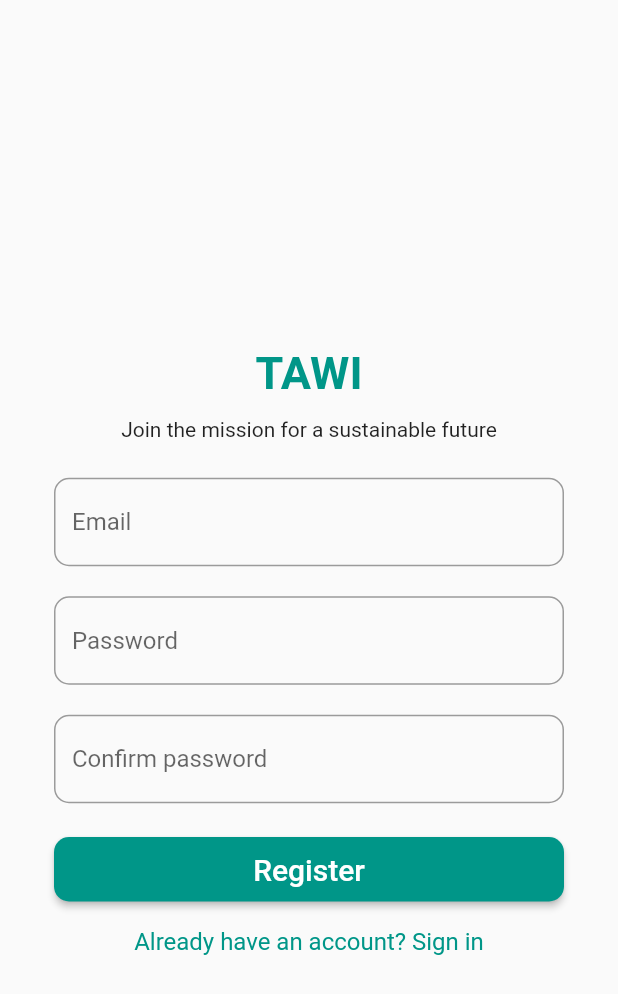
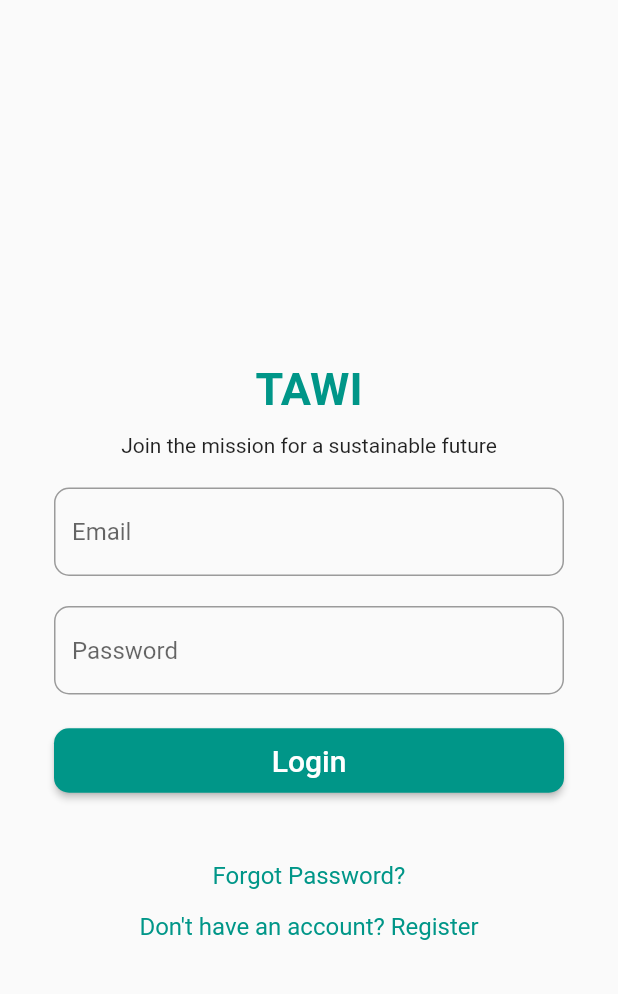
Before and after one commit to bashybaranaba/tawi, a Flutter app: the screen it shows after launch, on a phone screen of 412 x 824 dp. Shown: the top 994 px of the screen. Run offline on Flutter 3.47's test engine with Material 2 defaults, Android fonts, the phone set to English and light mode, and no system bars; our stand-ins replace firebase_auth, firebase_core; accounts and stored records are empty; Roboto replaces fonts that are missing (Genos).

Commit message:
authenticate with email and password done

```diff
--- a/lib/main.dart
+++ b/lib/main.dart
@@ -17,11 +17,21 @@ class MyApp extends StatelessWidget {
   @override
    @override
   Widget build(BuildContext context) {
-    return StreamProvider<TawiUser>.value(
-      value: AuthService().user,
-      initialData: TawiUser(uid: ''),
-      child: const MaterialApp(
-        home: Wrapper(),
+    return MultiProvider(
+      providers: [
+        Provider<AuthService>(create: (_) => AuthService()),
+        StreamProvider<TawiUser?>(
+          initialData: null,
+          create: (context) => context.read<AuthService>().user,
+        ),
+      ],
+      child: MaterialApp(
+        title: 'My App',
+        theme: ThemeData(
+          primarySwatch: Colors.blue,
+          visualDensity: VisualDensity.adaptivePlatformDensity,
+        ),
+        home: const Wrapper(),
       ),
     );
   }
--- a/lib/models/user_model.dart
+++ b/lib/models/user_model.dart
@@ -1,7 +1,15 @@
+import 'package:firebase_auth/firebase_auth.dart';
+
 class TawiUser {
+  final String uid;
+  final String email;
 
-  final String uid;
+  TawiUser({required this.uid, required this.email});
 
-  TawiUser({ required this.uid });
-
+  factory TawiUser.fromFirebaseUser(User firebaseUser) {
+    return TawiUser(
+      uid: firebaseUser.uid,
+      email: firebaseUser.email ?? '',
+    );
+  }
 }
--- /dev/null
+++ b/lib/screens/auth/authenticate.dart
@@ -0,0 +1,26 @@
+import 'package:tawi/screens/auth/register_screen.dart';
+import 'package:tawi/screens/auth/login_screen.dart';
+import 'package:flutter/material.dart';
+
+class Authenticate extends StatefulWidget {
+  @override
+  _AuthenticateState createState() => _AuthenticateState();
+}
+
+class _AuthenticateState extends State<Authenticate> {
+
+  bool showLogIn = true;
+  void toggleView(){
+    //print(showLogIn.toString());
+    setState(() => showLogIn = !showLogIn);
+  }
+
+  @override
+  Widget build(BuildContext context) {
+    if (showLogIn) {
+      return LogIn(toggleView:  toggleView);
+    } else {
+      return Register(toggleView:  toggleView);
+    }
+  }
+}
--- a/lib/screens/auth/login_screen.dart
+++ b/lib/screens/auth/login_screen.dart
@@ -1,19 +1,25 @@
 import 'package:flutter/material.dart';
+import 'package:tawi/services/auth_service.dart';
 
 class LogIn extends StatefulWidget {
+  final Function toggleView;
+  const LogIn({super.key,  required this.toggleView });
+
   @override
   _LogInState createState() => _LogInState();
 }
 
 class _LogInState extends State<LogIn> {
+  final AuthService _auth = AuthService();
+  final _formKey = GlobalKey<FormState>();
+
+
+  String error = '';
+  bool loading = false;
+
   late String _email;
   late String _password;
 
-  final GlobalKey<FormState> _formKey = GlobalKey<FormState>();
-
-  void _submit() {
-
-  }
 
   @override
   Widget build(BuildContext context) {
@@ -21,7 +27,7 @@ class _LogInState extends State<LogIn> {
       body: Center(
         child: SingleChildScrollView(
           child: Padding(
-            padding: EdgeInsets.all(36.0),
+            padding: const EdgeInsets.all(36.0),
             child: Form(
               key: _formKey,
 
@@ -40,7 +46,7 @@ class _LogInState extends State<LogIn> {
                       ),
                     ),
                   ),
-                   const SizedBox(height: 12.0),
+                  const SizedBox(height: 12.0),
                   const Center(
                     child: Text(
                       'Join the mission for a sustainable future',
@@ -64,7 +70,7 @@ class _LogInState extends State<LogIn> {
                       ),
                     ),
                   ),
-                  SizedBox(height: 20.0),
+                  const SizedBox(height: 20.0),
                   TextFormField(
                     obscureText: true,
                     onChanged: (val) {
@@ -79,19 +85,30 @@ class _LogInState extends State<LogIn> {
                       ),
                     ),
                   ),
-                  SizedBox(height: 20.0),
+                  const SizedBox(height: 20.0),
                   SizedBox(
                     width: double.infinity,
                     child: ElevatedButton(
-                      onPressed: _submit,
+                      onPressed: () async {
+                        if(_formKey.currentState!.validate()){
+                          setState(() => loading = true);
+                          dynamic result = await _auth.signInWithEmailAndPassword(_email, _password);
+                          if(result == null) {
+                            setState(() {
+                              loading = false;
+                              error = 'Could not sign in with those credentials';
+                            });
+                          }
+                        }
+                      },
                       style: ElevatedButton.styleFrom(
                         backgroundColor: Colors.teal[500],
                         shape: RoundedRectangleBorder(
                           borderRadius: BorderRadius.circular(10.0),
                         ),
-                        padding: EdgeInsets.all(10.0),
+                        padding: const EdgeInsets.all(10.0),
                       ),
-                      child: Text(
+                      child:const Text(
                         "Login",
                         style: TextStyle(
                           color: Colors.white,
@@ -100,7 +117,13 @@ class _LogInState extends State<LogIn> {
                       ),
                     ),
                   ),
-                  SizedBox(height: 15.0),
+                  const SizedBox(height: 12.0),
+
+                  Text(
+                    error,
+                    style: const TextStyle(color: Colors.red, fontSize: 14.0),
+                  ),
+                  const SizedBox(height: 15.0),
                   Center(
                     child: GestureDetector(
                       onTap: () {},
@@ -108,6 +131,20 @@ class _LogInState extends State<LogIn> {
                         "Forgot Password?",
                         style: TextStyle(
                           color: Colors.teal[500],
+                          fontSize: 16.0,
+                        ),
+                      ),
+                    ),
+                  ),
+                  const SizedBox(height: 15.0),
+                  Center(
+                    child: GestureDetector(
+                      onTap: ()  =>  widget.toggleView(),
+                      child: const Text(
+                        "Don't have an account? Register",
+
+                        style: TextStyle(
+                          color: Colors.teal,
                           fontSize: 16.0,
                         ),
                       ),
--- a/lib/screens/wrapper.dart
+++ b/lib/screens/wrapper.dart
@@ -1,20 +1,30 @@
 import 'package:flutter/foundation.dart';
-import 'package:tawi/screens/auth/login_screen.dart';
-import 'package:tawi/screens/auth/register_screen.dart';
+import 'package:tawi/screens/auth/authenticate.dart';
+import 'package:tawi/screens/volunteers/volunteer_screen.dart';
 import 'package:tawi/models/user_model.dart';
 import 'package:flutter/material.dart';
 import 'package:provider/provider.dart';
+import 'package:tawi/services/auth_service.dart';
 
 class Wrapper extends StatelessWidget {
   const Wrapper({super.key});
 
   @override
   Widget build(BuildContext context) {
-    final user = Provider.of<TawiUser>(context);
+
+    final user = context.watch<TawiUser?>();
     if (kDebugMode) {
       print(user);
     }
 
-    return Register();
+    // return either the Home or Authenticate widget
+
+    if (user == null){
+      return Authenticate();
+    } else {
+      return Home();
+    }
+
+
   }
 }
```
Also changed, not shown: lib/screens/auth/register_screen.dart (+30 -9 lines), lib/screens/volunteers/volunteer_screen.dart (+30 -1 lines), lib/services/auth_service.dart (+22 -12 lines).
